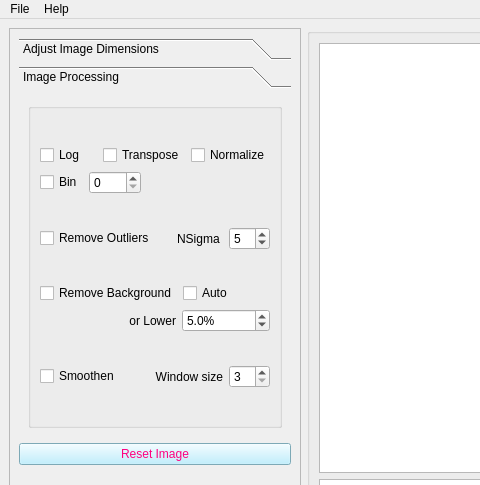
Qt form mainwindow_admin.ui (pattammattel/MIDAS_Admin) before a commit; both pictures show x 0 to 480 and y 0 to 485 of the 1249 by 951 pixel window.
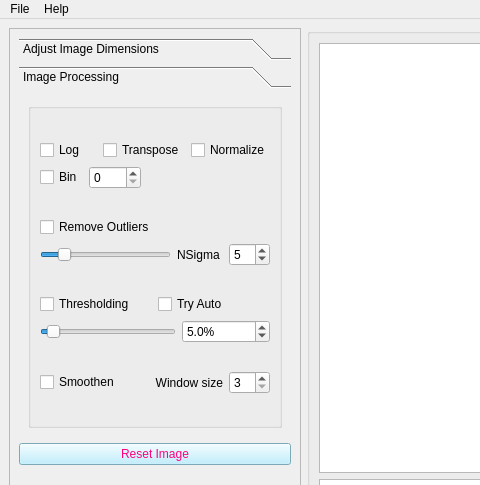
The same form after that commit. The open tabs and pages were chosen to show the change. Custom widgets are drawn as their Qt base class.

Diff of the .ui file:
```diff
--- a/mainwindow_admin.ui
+++ b/mainwindow_admin.ui
@@ -753,7 +753,7 @@
               <property name="title">
                <string/>
               </property>
-              <layout class="QGridLayout" name="gridLayout_21">
+              <layout class="QGridLayout" name="gridLayout_24">
                <item row="0" column="0">
                 <layout class="QGridLayout" name="gridLayout_3">
                  <property name="bottomMargin">
@@ -799,15 +799,28 @@
                 </layout>
                </item>
                <item row="1" column="0">
-                <layout class="QHBoxLayout" name="horizontalLayout">
-                 <item>
+                <layout class="QGridLayout" name="gridLayout_21">
+                 <item row="0" column="0">
                   <widget class="QCheckBox" name="cb_remove_outliers">
                    <property name="text">
                     <string>Remove Outliers</string>
                    </property>
                   </widget>
                  </item>
-                 <item>
+                 <item row="1" column="0">
+                  <widget class="QSlider" name="horizontalSlider_2">
+                   <property name="maximum">
+                    <number>20</number>
+                   </property>
+                   <property name="value">
+                    <number>3</number>
+                   </property>
+                   <property name="orientation">
+                    <enum>Qt::Horizontal</enum>
+                   </property>
+                  </widget>
+                 </item>
+                 <item row="1" column="1">
                   <widget class="QLabel" name="label_6">
                    <property name="text">
                     <string>NSigma </string>
@@ -817,7 +830,7 @@
                    </property>
                   </widget>
                  </item>
-                 <item>
+                 <item row="1" column="2">
                   <widget class="QSpinBox" name="sb_tolerence">
                    <property name="sizePolicy">
                     <sizepolicy hsizetype="Fixed" vsizetype="Fixed">
@@ -839,14 +852,14 @@
                    <item>
                     <widget class="QCheckBox" name="cb_remove_bg">
                      <property name="text">
-                      <string>Remove Background</string>
+                      <string>Thresholding</string>
                      </property>
                     </widget>
                    </item>
                    <item>
                     <widget class="QCheckBox" name="cb_bg_auto">
                      <property name="text">
-                      <string>Auto</string>
+                      <string>Try Auto</string>
                      </property>
                     </widget>
                    </item>
@@ -855,12 +868,21 @@
                  <item row="1" column="0">
                   <layout class="QHBoxLayout" name="horizontalLayout_2">
                    <item>
-                    <widget class="QLabel" name="label_12">
-                     <property name="text">
-                      <string>or Lower</string>
+                    <widget class="QSlider" name="horizontalSlider">
+                     <property name="maximum">
+                      <number>100</number>
                      </property>
-                     <property name="alignment">
-                      <set>Qt::AlignRight|Qt::AlignTrailing|Qt::AlignVCenter</set>
+                     <property name="singleStep">
+                      <number>5</number>
+                     </property>
+                     <property name="pageStep">
+                      <number>5</number>
+                     </property>
+                     <property name="value">
+                      <number>5</number>
+                     </property>
+                     <property name="orientation">
+                      <enum>Qt::Horizontal</enum>
                      </property>
                     </widget>
                    </item>
```
Left out of the diff: 16 changed lines with no effect on the pictures.
